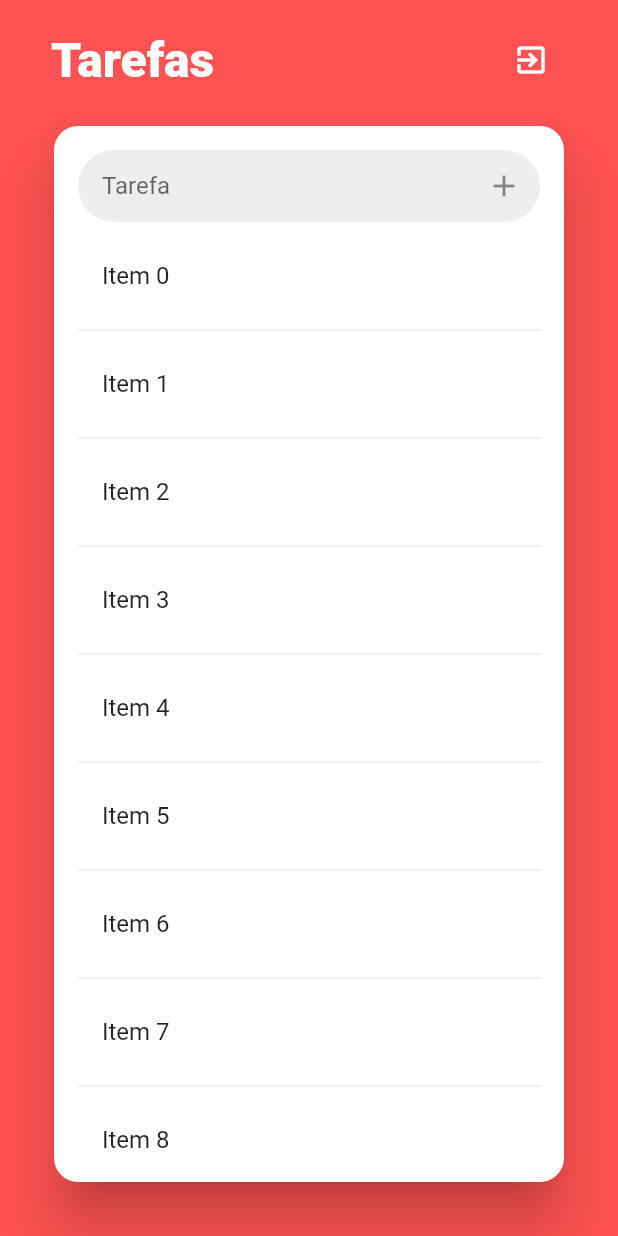
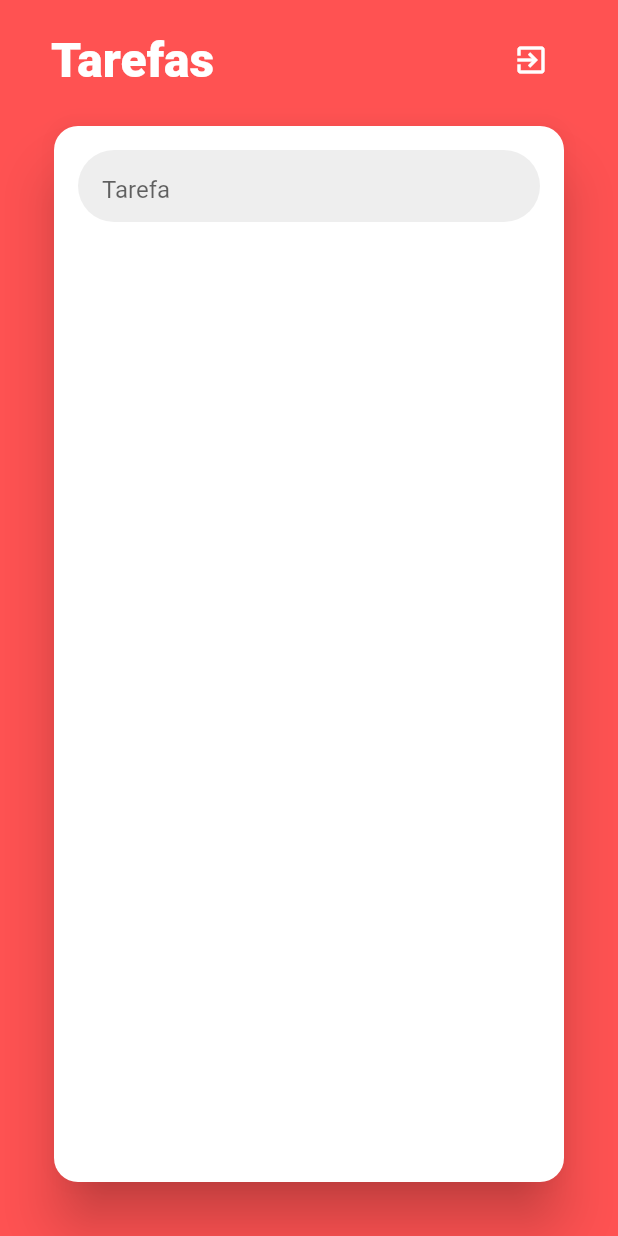
Before and after one commit to CristovoXDGM/todo_mobx_flutter, a Flutter app: the ListScreen screen opened directly, on a phone screen of 412 x 824 dp. Run offline on Flutter 3.47's test engine with Material 2 defaults, Android fonts, the phone set to English and light mode, and no system bars; our stand-ins replace flutter_mobx, mobx; generated files the repository leaves out were written again.

```diff
--- a/lib/screens/list_screen.dart
+++ b/lib/screens/list_screen.dart
@@ -1,16 +1,18 @@
 import 'package:flutter/material.dart';
+import 'package:flutter_mobx/flutter_mobx.dart';
+import 'package:todomobx/stores/list.store.dart';
 import 'package:todomobx/widgets/custom_icon_button.dart';
 import 'package:todomobx/widgets/custom_text_field.dart';
 
 import 'login_screen.dart';
 
 class ListScreen extends StatefulWidget {
-
   @override
   _ListScreenState createState() => _ListScreenState();
 }
 
 class _ListScreenState extends State<ListScreen> {
+  ListStore listStore = ListStore();
 
   @override
   Widget build(BuildContext context) {
@@ -22,7 +24,8 @@ class _ListScreenState extends State<ListScreen> {
           child: Column(
             children: <Widget>[
               Padding(
-                padding: const EdgeInsets.symmetric(vertical: 16, horizontal: 2),
+                padding:
+                    const EdgeInsets.symmetric(vertical: 16, horizontal: 2),
                 child: Row(
                   mainAxisAlignment: MainAxisAlignment.spaceBetween,
                   children: <Widget>[
@@ -31,16 +34,14 @@ class _ListScreenState extends State<ListScreen> {
                       style: TextStyle(
                           color: Colors.white,
                           fontWeight: FontWeight.w900,
-                          fontSize: 32
-                      ),
+                          fontSize: 32),
                     ),
                     IconButton(
                       icon: Icon(Icons.exit_to_app),
                       color: Colors.white,
-                      onPressed: (){
-                        Navigator.of(context).pushReplacement(
-                          MaterialPageRoute(builder: (context)=>LoginScreen())
-                        );
+                      onPressed: () {
+                        Navigator.of(context).pushReplacement(MaterialPageRoute(
+                            builder: (context) => LoginScreen()));
                       },
                     ),
                   ],
@@ -52,45 +53,49 @@ class _ListScreenState extends State<ListScreen> {
                     borderRadius: BorderRadius.circular(16),
                   ),
                   elevation: 16,
-                  child: Padding(
+                  child: Observer(builder: (_) {
+                    return Padding(
                       padding: const EdgeInsets.all(16),
                       child: Column(
                         children: <Widget>[
-                        CustomTextField(
+                          Observer(builder: (_) {
+                            return CustomTextField(
                               hint: 'Tarefa',
-                          onChanged: (todo){
-
-                          },
-                          suffix: CustomIconButton(
+                              onChanged: listStore.setNewTodoTitle,
+                              suffix: listStore.isFormValid
+                                  ? CustomIconButton(
                                       radius: 32,
                                       iconData: Icons.add,
-                            onTap: (){
-
-                            },
+                                      onTap: listStore.addTodo,
+                                    )
+                                  : null,
+                            );
+                          }),
+                          const SizedBox(
+                            height: 8,
                           ),
-                        ),
-                        const SizedBox(height: 8,),
-                        Expanded(
+                          Observer(builder: (_) {
+                            return Expanded(
                               child: ListView.separated(
-                            itemCount: 10,
-                            itemBuilder: (_, index){
+                                itemCount: listStore.todolist.length,
+                                itemBuilder: (_, index) {
                                   return ListTile(
                                     title: Text(
-                                  'Item $index',
+                                      listStore.todolist[index],
                                     ),
-                                onTap: (){
-
-                                },
+                                    onTap: () {},
                                   );
                                 },
-                            separatorBuilder: (_, __){
+                                separatorBuilder: (_, __) {
                                   return Divider();
                                 },
                               ),
-                        ),
+                            );
+                          }),
                         ],
                       ),
-                  ),
+                    );
+                  }),
                 ),
               ),
             ],
```
Also changed, not shown: lib/stores/list.store.dart (added, +21 -0 lines), lib/stores/list.store.g.dart (added). Lines whose indentation alone changed are shown as unchanged.
